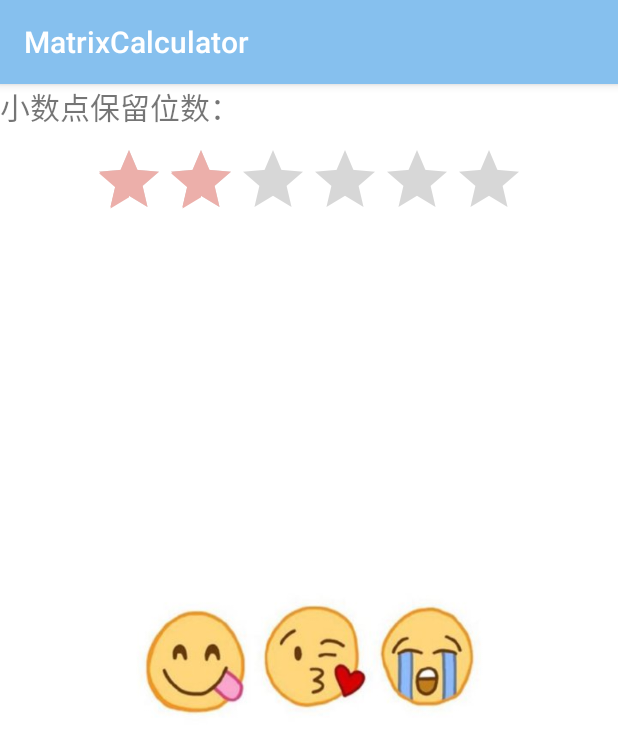
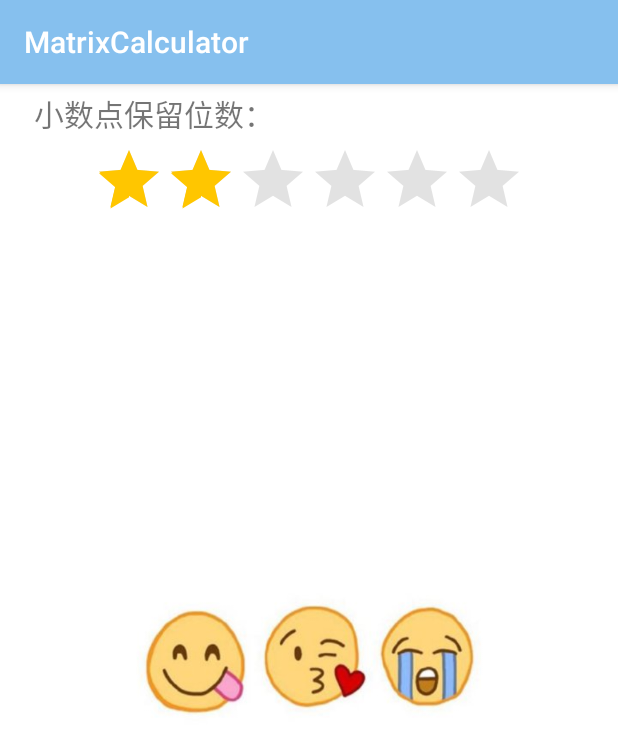
Before and after one commit to luolaihua/MyCalculator, an Android app: the screen it shows after launch (Setting), in the options menu, after a tap on "设置", on a phone screen of 412 x 824 dp. Shown: the top 754 px of the screen. Run offline under Robolectric (Android 15) with nearby library versions, the light colour scheme and no system bars.

Commit message:
优化小数点保留位数显示
Signed-off-by: luolaihua <1973653885@qq.com>

```diff
--- a/app/src/main/java/com/luo/matrixcaculator/Setting.java
+++ b/app/src/main/java/com/luo/matrixcaculator/Setting.java
@@ -8,6 +8,7 @@ import android.widget.AdapterView;
 import android.widget.ArrayAdapter;
 import android.widget.RatingBar;
 import android.widget.Spinner;
+import android.widget.TextView;
 import android.widget.Toast;
 
 import java.util.ArrayList;
@@ -17,11 +18,14 @@ public class Setting extends AppCompatActivity {
 //private Spinner spinner;
 private static int num = 3;
 private RatingBar ratingBar;
+private TextView tv_num;
     //private List<String> list_num = new ArrayList<>();
     @Override
     protected void onCreate(Bundle savedInstanceState) {
         super.onCreate(savedInstanceState);
         setContentView(R.layout.activity_setting);
+
+        tv_num = (TextView) findViewById(R.id.tv_num);
 
 
         SharedPreferences preferences = getSharedPreferences("data_num", MODE_PRIVATE);
@@ -37,7 +41,8 @@ private RatingBar ratingBar;
                 SharedPreferences.Editor editor = getSharedPreferences("data_num",MODE_PRIVATE).edit();
                 editor.putInt("num", (int)rating);
                 editor.apply();
-                Toast.makeText(Setting.this,"当前小数点保留："+(int)rating+" 位",Toast.LENGTH_SHORT).show();
+                tv_num.setText(""+(int)rating);
+                //Toast.makeText(Setting.this,"当前小数点保留："+(int)rating+" 位",Toast.LENGTH_SHORT).show();
             }
         });
 
--- a/app/src/main/res/layout/activity_setting.xml
+++ b/app/src/main/res/layout/activity_setting.xml
@@ -9,12 +9,28 @@
         android:orientation="vertical"
         android:layout_width="match_parent"
         android:layout_height="120dp">
+<LinearLayout
+    android:orientation="horizontal"
+    android:layout_width="match_parent"
+    android:layout_height="wrap_content">
 
-        <TextView
-            android:textSize="20sp"
-            android:layout_width="match_parent"
-            android:layout_height="40dp"
-            android:text="小数点保留位数：" />
+    <TextView
+        android:gravity="center"
+        android:textSize="20sp"
+        android:layout_width="0dp"
+        android:layout_weight="1"
+        android:layout_height="40dp"
+        android:text="小数点保留位数：" />
+    <TextView
+        android:id="@+id/tv_num"
+        android:gravity="center"
+        android:textSize="20sp"
+        android:layout_width="0dp"
+        android:layout_weight="1"
+        android:layout_height="40dp"
+        android:text="" />
+</LinearLayout>
+
 
        <RatingBar
            android:id="@+id/ratingbar"
@@ -22,7 +38,11 @@
            android:layout_width="wrap_content"
            android:layout_height="wrap_content"
            android:stepSize="1"
-           android:numStars="6"/>
+           android:numStars="6"
+           android:progressBackgroundTint="#e2e2e2"
+           android:progressTint="#ffc600"
+           android:secondaryProgressTint="#ffc600"
+     />
 
 
     </LinearLayout>
```
